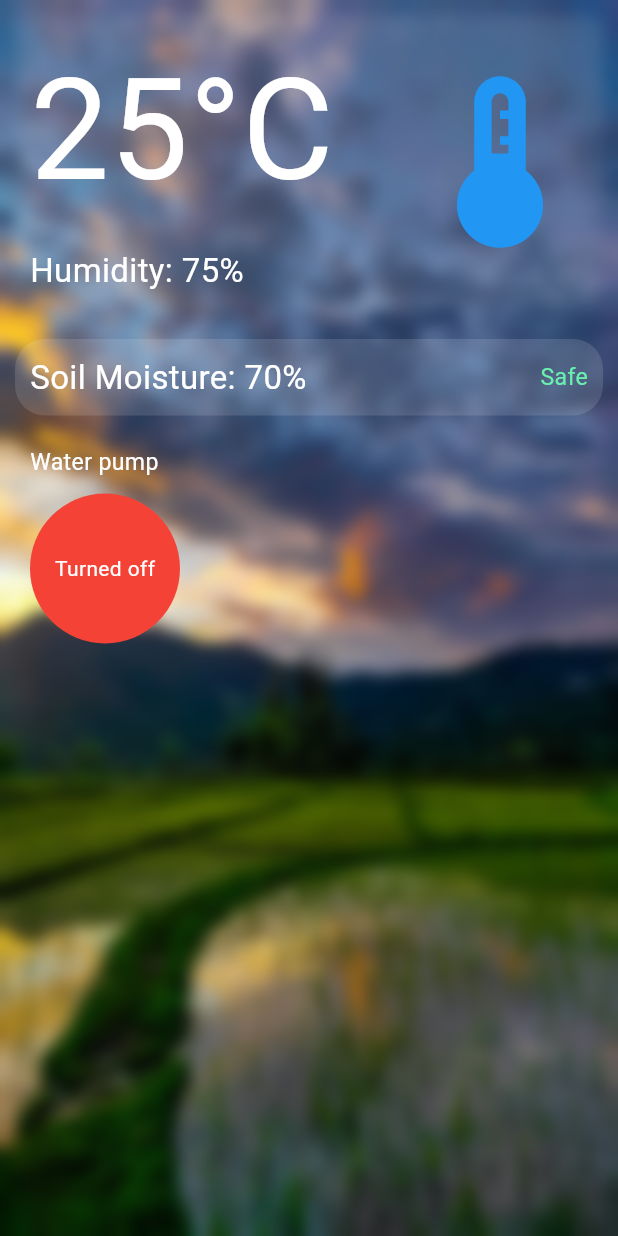
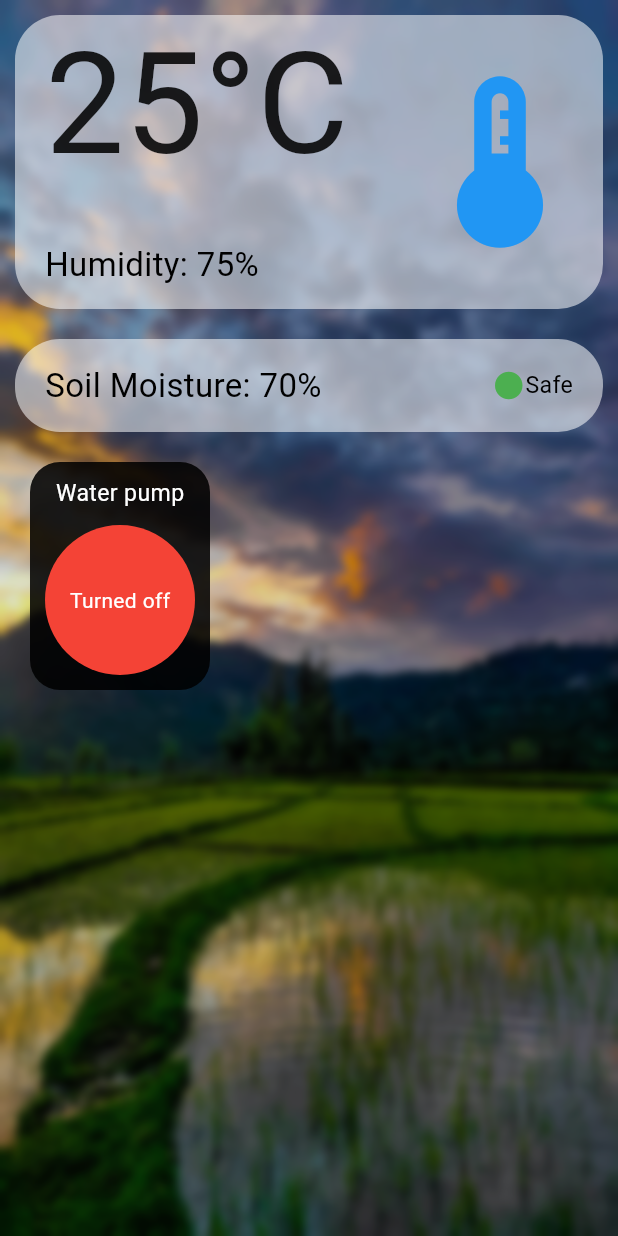
Before and after one commit to KisoththamanM/IoT_Garden-Monitor, a Flutter app: the screen it shows after launch, on a phone screen of 412 x 824 dp. Run offline on Flutter 3.47's test engine with Material 3 defaults, Android fonts, the phone set to English and light mode, and no system bars; missing offline and left inert: mqtt_client.

Commit message:
UI improvements.

```diff
--- a/Flutter App/Garden Monitor/garden_monitor/lib/main.dart
+++ b/Flutter App/Garden Monitor/garden_monitor/lib/main.dart
@@ -18,14 +18,20 @@ class GardenMonitor extends StatelessWidget {
     return Scaffold(
       body: Stack(
         children: [
-          SizedBox(
-            height: double.maxFinite,
-            width: double.maxFinite,
-            child: Image(
+          Image(
             image: AssetImage(
               'assets/pexels-im_malikbasit-254414522-12554514.jpg',
             ),
             fit: BoxFit.fill,
+            height: double.maxFinite,
+            width: double.maxFinite,
+          ),
+          BackdropFilter(
+            filter: ImageFilter.blur(sigmaX: 3, sigmaY: 3),
+            child: Container(
+              height: double.maxFinite,
+              width: double.maxFinite,
+              color: Colors.black12,
             ),
           ),
           SafeArea(
@@ -36,50 +42,41 @@ class GardenMonitor extends StatelessWidget {
                 children: [
                   Padding(
                     padding: const EdgeInsets.all(10.0),
-                    child: Stack(
-                      children: [
-                        Container(
+                    child: Container(
                       width: screenWidth - 20.0,
                       height: screenWidth / 2 - 10.0,
                       decoration: BoxDecoration(
-                            borderRadius: BorderRadius.circular(10.0),
-                            color: Colors.white10,
+                        borderRadius: BorderRadius.circular(30.0),
+                        color: Colors.white54,
                       ),
-                        ),
-                        SizedBox(
-                          width: screenWidth - 20.0,
-                          height: screenWidth / 2 - 10.0,
-                          child: BackdropFilter(
-                            filter: ImageFilter.blur(sigmaX: 5, sigmaY: 5),
                       child: Row(
                         mainAxisAlignment: MainAxisAlignment.start,
                         crossAxisAlignment: CrossAxisAlignment.center,
                         children: [
                           Expanded(
                             child: Padding(
-                                    padding: const EdgeInsets.all(10.0),
+                              padding: const EdgeInsets.all(20.0),
                               child: Align(
                                 alignment: Alignment.centerLeft,
                                 child: Column(
                                   mainAxisAlignment:
                                       MainAxisAlignment.spaceBetween,
-                                        crossAxisAlignment:
-                                            CrossAxisAlignment.start,
+                                  crossAxisAlignment: CrossAxisAlignment.start,
                                   children: [
                                     Text(
                                       '25°C',
                                       style: TextStyle(
-                                              color: Colors.white,
-                                              fontSize:
-                                                  (screenWidth / 3 - 20) * 0.8,
+                                        color: Colors.black87,
+                                        fontSize: (screenWidth / 3 - 20) * 0.8,
+                                        height: 0.85,
                                       ),
                                     ),
                                     Text(
                                       'Humidity: 75%',
                                       style: TextStyle(
-                                              color: Colors.white,
-                                              fontSize:
-                                                  (screenWidth / 8 - 7.5) * 0.5,
+                                        color: Colors.black,
+                                        fontSize: (screenWidth / 8 - 7.5) * 0.5,
+                                        height: 0.85,
                                       ),
                                     ),
                                   ],
@@ -96,18 +93,14 @@ class GardenMonitor extends StatelessWidget {
                       ),
                     ),
                   ),
-                      ],
-                    ),
-                  ),
                   Padding(
                     padding: const EdgeInsets.all(10.0),
                     child: Container(
                       width: screenWidth - 20.0,
-                      //height: screenWidth / 8 - 2.5,
-                      padding: EdgeInsets.all(10.0),
+                      padding: EdgeInsets.all(20.0),
                       decoration: BoxDecoration(
-                        color: Colors.white12,
-                        borderRadius: BorderRadius.circular(20.0),
+                        color: Colors.white54,
+                        borderRadius: BorderRadius.circular(30.0),
                       ),
                       child: Row(
                         mainAxisAlignment: MainAxisAlignment.start,
@@ -117,15 +110,21 @@ class GardenMonitor extends StatelessWidget {
                             child: Text(
                               'Soil Moisture: 70%',
                               style: TextStyle(
-                                color: Colors.white,
+                                color: Colors.black,
                                 fontSize: (screenWidth / 8 - 7.5) * 0.5,
+                                height: 0.85,
                               ),
                             ),
+                          ),
+                          Icon(
+                            Icons.circle,
+                            color: Colors.green,
+                            size: (screenWidth / 8 - 7.5) * 0.5,
                           ),
                           Text(
                             'Safe',
                             style: TextStyle(
-                              color: Colors.greenAccent,
+                              color: Colors.black,
                               fontSize: (screenWidth / 8 - 7.5) * 0.35,
                             ),
                           ),
@@ -135,17 +134,23 @@ class GardenMonitor extends StatelessWidget {
                   ),
                   Padding(
                     padding: EdgeInsets.only(top: 10, bottom: 10, left: 20),
-                    child: Text(
+                    child: Container(
+                      padding: EdgeInsets.all(10),
+                      decoration: BoxDecoration(
+                        color: Colors.black87,
+                        borderRadius: BorderRadius.circular(20.0),
+                      ),
+                      child: Column(
+                        children: [
+                          Text(
                             'Water pump',
                             style: TextStyle(
                               color: Colors.white,
                               fontSize: (screenWidth / 8 - 7.5) * 0.35,
                             ),
                           ),
-                  ),
-                  Padding(
-                    padding: EdgeInsets.only(bottom: 10, left: 20),
-                    child: GestureDetector(
+                          SizedBox(height: 10),
+                          GestureDetector(
                             onTap: () {},
                             child: Container(
                               width: 100.0,
@@ -163,6 +168,9 @@ class GardenMonitor extends StatelessWidget {
                               ),
                             ),
                           ),
+                        ],
+                      ),
+                    ),
                   ),
                 ],
               ),
```
Lines whose indentation alone changed are shown as unchanged.
